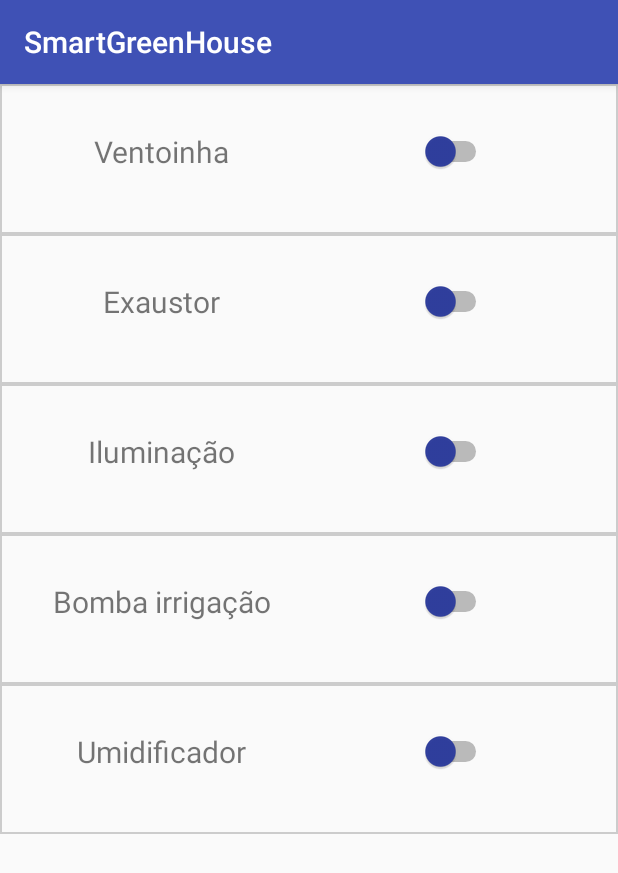
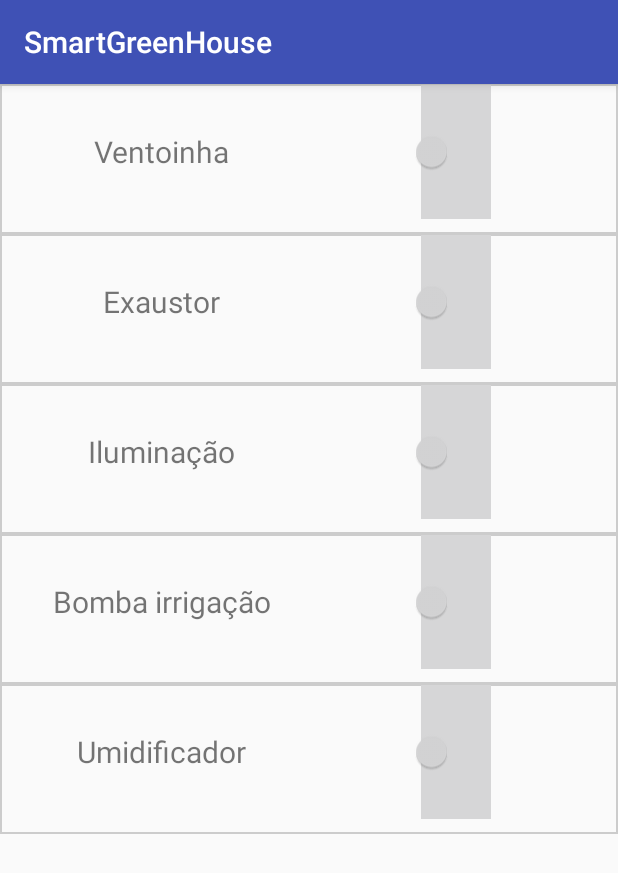
Before and after one commit to FelipeSetembrino/SmartGreenHouse, an Android app: the ActivityGreenhouseTester screen opened directly, with no data from a screen before it, on a phone screen of 412 x 824 dp. Shown: the top 873 px of the screen. Run offline under Robolectric (Android 15) with nearby library versions, the phone set to English and light mode, and no system bars.

Commit message:
Switch button style

```diff
--- a/app/src/main/res/layout/activity_greenhouse_tester_item.xml
+++ b/app/src/main/res/layout/activity_greenhouse_tester_item.xml
@@ -30,7 +30,9 @@
             android:layout_width="wrap_content"
             android:layout_height="wrap_content"
             android:layout_centerInParent="true"
-            android:thumbTint="@color/colorPrimaryDark"
+            android:switchMinWidth="60dp"
+            android:thumbTint="@color/colorPatternGreen"
+            android:track="@drawable/custom_switch"
             />
 
     </RelativeLayout>
```
